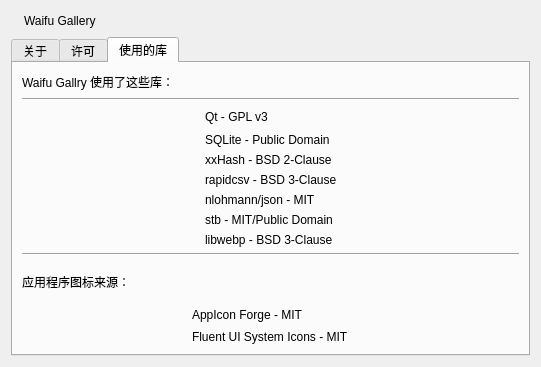
The window that src/ui/about_dialog.ui (R4nd5tr/waifu_gallery) describes before a commit, drawn with Qt 5.
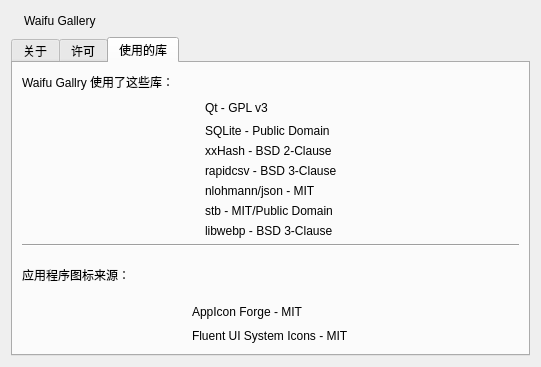
The same window after the commit. The open tabs and pages were chosen to show the change.

```diff
--- a/src/ui/about_dialog.ui
+++ b/src/ui/about_dialog.ui
@@ -112,13 +112,6 @@
          </item>
         </layout>
        </item>
-       <item>
-        <widget class="Line" name="line">
-         <property name="orientation">
-          <enum>Qt::Orientation::Horizontal</enum>
-         </property>
-        </widget>
-       </item>
        <item>
         <layout class="QGridLayout" name="gridLayout">
          <item row="2" column="1">
```
Left out of the diff: 2 changed lines with no effect on the pictures.
